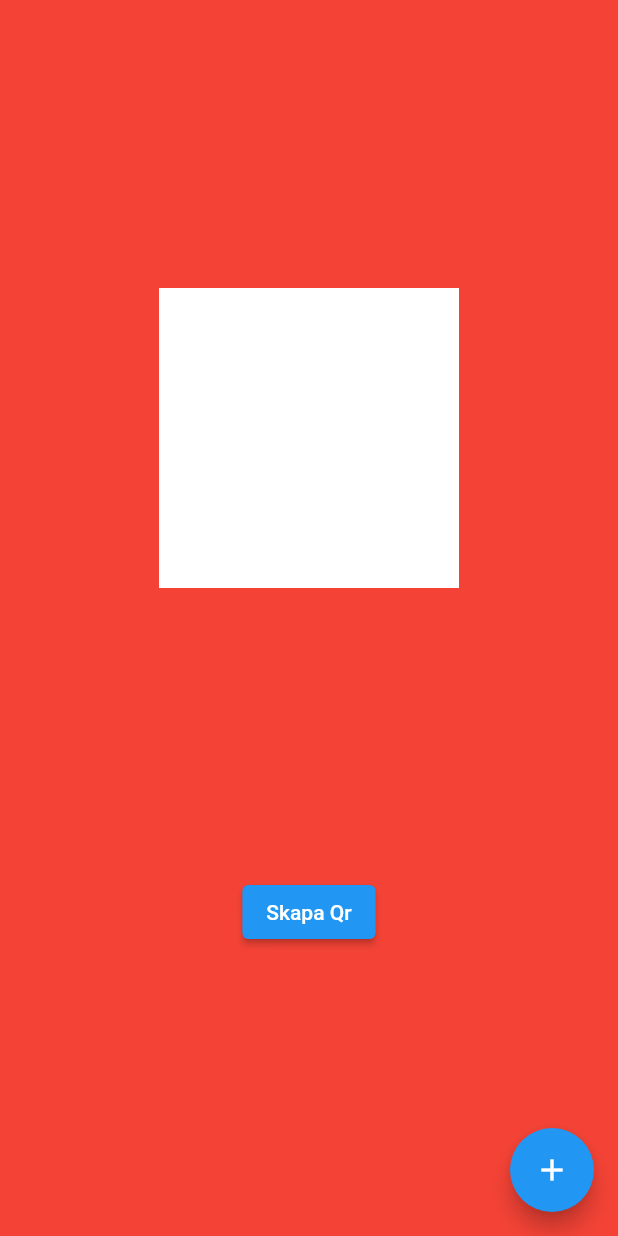
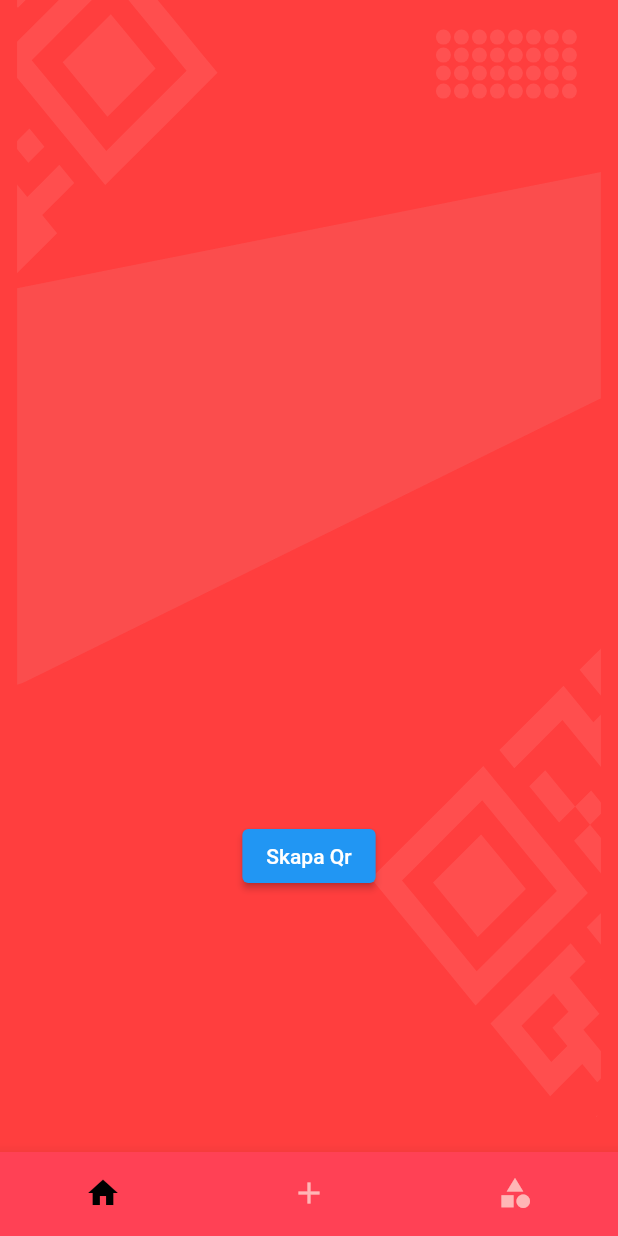
Before and after one commit to emillaudon/clubapp, a Flutter app: the screen it shows after launch, on a phone screen of 412 x 824 dp. Run offline on Flutter 3.47's test engine with Material 2 defaults, Android fonts, the phone set to English and light mode, and no system bars; our stand-ins replace flutter_svg, qr_flutter.

Commit message:
added background to home and pubspec

```diff
--- a/lib/main.dart
+++ b/lib/main.dart
@@ -13,7 +13,10 @@ class MyApp extends StatelessWidget {
     return MaterialApp(
       title: 'Flutter Demo',
       theme: ThemeData(
-        primaryColor: const Color(0xFFFF4155),
+        primaryColor: const Color(0xFFFF3E3E),
+        bottomAppBarColor: const Color(0xFFFF4155),
+        scaffoldBackgroundColor: const Color(0xFFFF3E3E),
+        buttonTheme: const ButtonThemeData(buttonColor: Color(0xFFFFB1B1))
       ),
       home: const MyHomePage(title: 'Flutter Demo Home Page'),
     );
--- a/lib/views/home.dart
+++ b/lib/views/home.dart
@@ -2,6 +2,7 @@ import 'package:clubapp/views/qr_creation.dart';
 import 'package:flutter/material.dart';
 import '../services/qr_service.dart';
 import '../models/qr_code.dart';
+import 'package:flutter_svg/flutter_svg.dart';
 
 class MyHomePage extends StatefulWidget {
   const MyHomePage({Key? key, required this.title}) : super(key: key);
@@ -37,14 +38,38 @@ class _MyHomePageState extends State<MyHomePage> {
   @override
   Widget build(BuildContext context) {
     return Scaffold(
-      backgroundColor: Colors.red,
-      body: Center(
+      bottomNavigationBar: BottomNavigationBar(
+        unselectedItemColor: const Color(0xFFFFB6B6),
+        selectedItemColor: Colors.black,
+        showSelectedLabels: false,
+        showUnselectedLabels: false,
+        backgroundColor: Theme.of(context).bottomAppBarColor,
+        items: const <BottomNavigationBarItem>[
+          BottomNavigationBarItem(
+            icon: Icon(Icons.home),
+            label: 'Hem',
+            ),
+            BottomNavigationBarItem(
+              icon: Icon(Icons.add),
+              label: 'Ny',
+              ),
+              BottomNavigationBarItem(
+              icon: Icon(Icons.category),
+              label: 'C',
+              ),
+        ],
+      ),
+      body: Stack(
+          children: [
+            SvgPicture.asset(
+              'assets/images/backgrounds/background_home.svg',
+              ),
+            Center(
             child: Column(
               mainAxisAlignment: MainAxisAlignment.spaceEvenly,
               children: <Widget>[
                 //TODO: replace with qr presenter
                 Container(
-              color: Colors.white,
                   height: 200,
                   width: 200,
                   child: qrCode
@@ -55,10 +80,7 @@ class _MyHomePageState extends State<MyHomePage> {
               ],
           ),
         ),
-      floatingActionButton: FloatingActionButton(
-        onPressed: newQrCode,
-        tooltip: 'Increment',
-        child: const Icon(Icons.add),
+          ],
       ),
     );
   }
--- a/pubspec.yaml
+++ b/pubspec.yaml
@@ -62,6 +62,7 @@ flutter:
   # To add assets to your application, add an assets section, like this:
   assets:
     - assets/images/
+    - assets/images/backgrounds/
   #   - images/a_dot_ham.jpeg
 
   # An image asset can refer to one or more resolution-specific "variants", see
```
Lines whose indentation alone changed are shown as unchanged.
